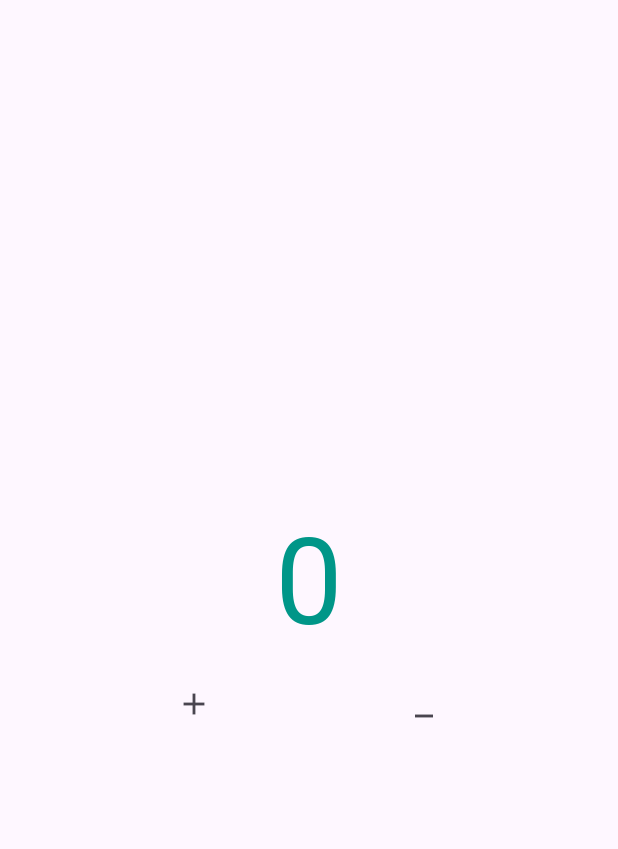
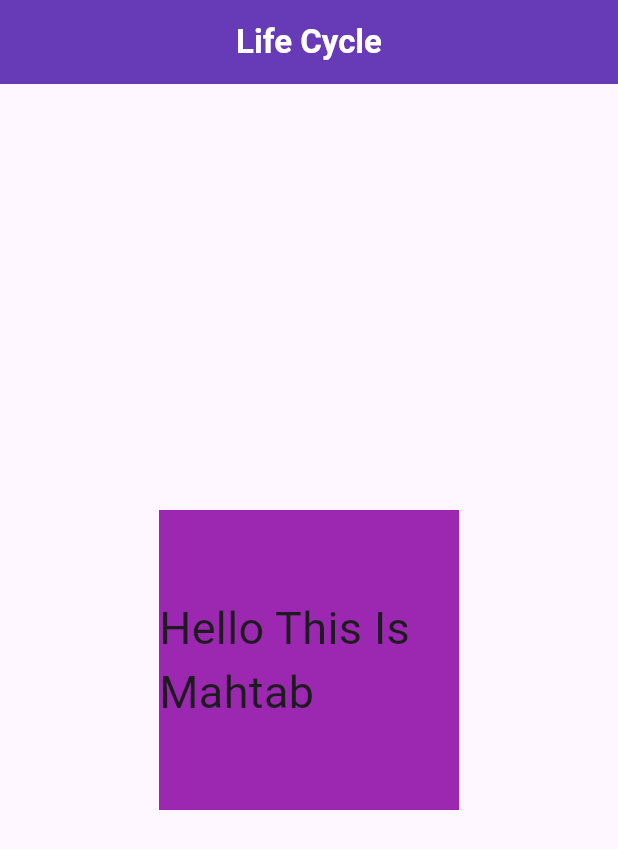
Before and after one commit to Md-Mahfuzul-Hoque/flutter_13, a Flutter app: the screen it shows after launch, on a phone screen of 412 x 824 dp. Shown: the top 849 px of the screen. Run offline on Flutter 3.47's test engine with Material 3 defaults, Android fonts, the phone set to English and light mode, and no system bars; our stand-ins replace flutter_screenutil.

Commit message:
module_12  Commit class_1.dart appBar
class_2.dart
example.dart

```diff
--- a/lib/app.dart
+++ b/lib/app.dart
@@ -2,6 +2,7 @@
 import 'package:flutter_13/module_11/class_2.dart';
 import 'package:flutter_13/module_11/class_3.dart';
 import 'package:flutter_13/module_12/class_1.dart';
+import 'package:flutter_13/module_12/class_2.dart';
 import 'package:flutter_screenutil/flutter_screenutil.dart';
 import 'package:flutter_13/module_7/class3_button.dart';
 import 'package:flutter_13/module_8/class_1_input.dart';
@@ -86,7 +87,7 @@
         themeMode: ThemeMode.light,
         title: 'Batch-13',
         home: ThemeTest(),
-        initialRoute: 'StateClass',
+        initialRoute: 'LifeCycle',
         routes: {
           '/home': (context) => Home(),
           'btns': (context) => Buttongrp(),
@@ -99,7 +100,8 @@
           'res_pakg': (context) => ResPKG(),
           'Class3': (context) => Class3(),
           'Todo': (context) => Todo(),
-          'StateClass':(context) => StateClass()
+          'StateClass':(context) => StateClass(),
+          'LifeCycle':(context) => LifeCycle(),
         },
       );
 
--- /dev/null
+++ b/lib/module_12/class_2.dart
@@ -0,0 +1,91 @@
+import 'package:flutter/material.dart';
+import 'package:flutter_13/module_12/example.dart';
+
+class LifeCycle extends StatefulWidget {
+   LifeCycle({super.key}){
+     print('1 Constructor');
+   }
+
+  @override
+  State<LifeCycle> createState(){
+     print('2 create state');
+     return _LifeCycleState();
+  }
+}
+
+class _LifeCycleState extends State<LifeCycle> {
+  String name = 'Demo';
+  Color bgColor = Colors.teal;
+  @override
+  void initState() {
+    // TODO: implement initState
+    print('3 init state');
+    bgColor = Colors.green;
+    name = 'Mahfuz';
+    super.initState();
+  }
+
+  @override
+  void didChangeDependencies() {
+    // TODO: implement didChangeDependencies
+    print('4 did Change Dependencies');
+    bgColor = Colors.purple;
+    name = 'Mahtab';
+    super.didChangeDependencies();
+  }
+
+  @override
+  void deactivate() {
+    // TODO: implement deactivate
+    print('5 deactivate');
+    super.deactivate();
+  }
+
+  @override
+  void dispose() {
+    // TODO: implement dispose
+    print('6 dispose');
+    super.dispose();
+  }
+
+  @override
+  Widget build(BuildContext context) {
+    return Scaffold(
+      appBar: AppBar(
+        title: Text('Life Cycle',
+          style: TextStyle(
+            color: Colors.white,
+            fontWeight: FontWeight.bold,
+          ),
+        ),
+        centerTitle: true,
+      ),
+      body: Center(
+        child: Column(
+          mainAxisAlignment: MainAxisAlignment.center,
+          children: [
+            InkWell(
+              onTap: (){
+                Navigator.push(context, MaterialPageRoute(builder: (context)=>Example()));
+              },
+              child: Container(
+                height: 200,
+                width: 200,
+                decoration: BoxDecoration(
+                  color: bgColor,
+                ),
+                child: Center(
+                  child: Text('Hello This Is $name',
+                  style: TextStyle(
+                    fontSize: 30,
+                  ),
+                  ),
+                ),
+              ),
+            )
+          ],
+        ),
+      ),
+    );
+  }
+}
```
Also changed, not shown: lib/module_12/class_1.dart (+18 -7 lines), lib/module_12/example.dart (added, +76 -0 lines).
